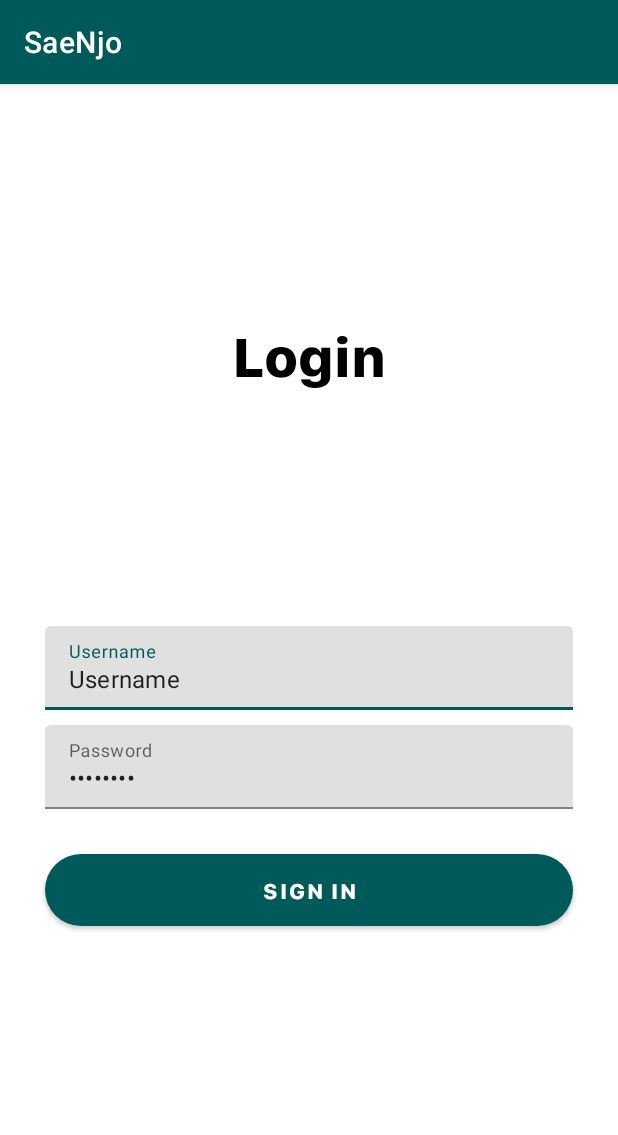
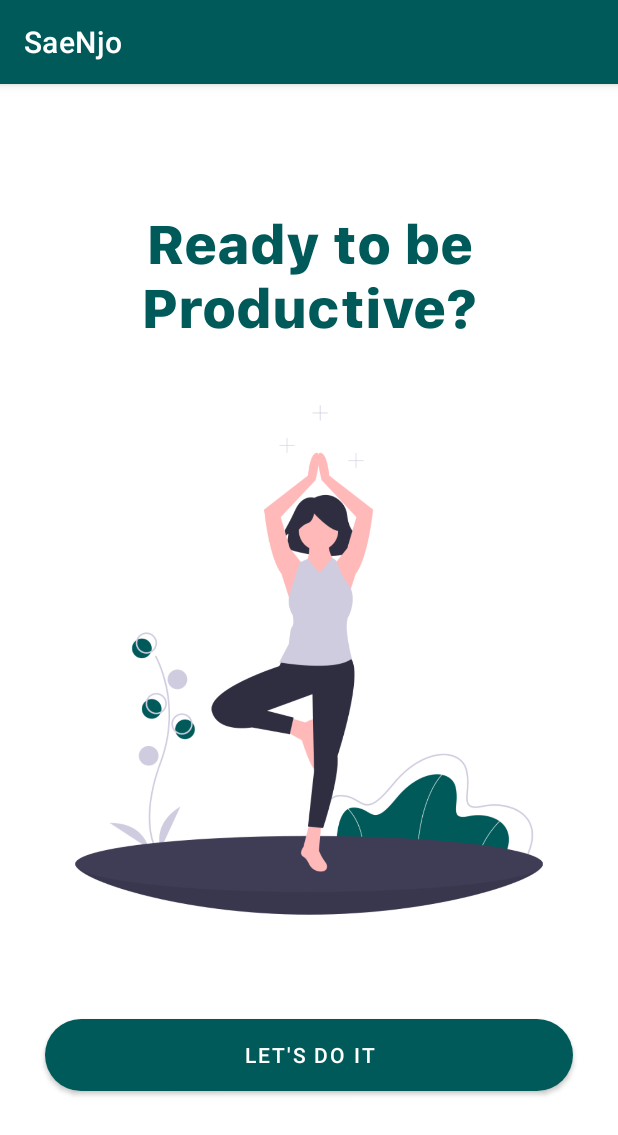
Before and after one commit to xxsimpnation/SaeNjo, an Android app: the screen it shows after launch (MainActivity), on a phone screen of 412 x 824 dp. Shown: the top 1135 px of the screen. Run offline under Robolectric (Android 15) with nearby library versions, the phone set to English and light mode, and no system bars.

Commit message:
page 1_complete

```diff
--- a/app/src/main/res/layout/activity_main.xml
+++ b/app/src/main/res/layout/activity_main.xml
@@ -7,75 +7,51 @@
     tools:context=".MainActivity">
 
     <TextView
-        android:layout_width="wrap_content"
-        android:text="Login"
-        app:layout_constraintTop_toTopOf="parent"
-        app:layout_constraintBottom_toTopOf="@+id/tvUsername"
+        android:id="@+id/textView"
+        android:layout_width="match_parent"
+        android:layout_height="wrap_content"
+        android:layout_marginTop="80dp"
+        android:fontFamily="@font/sfpro_heavy"
+        android:gravity="center_horizontal"
+        android:text="Ready to be Productive?"
+        android:textColor="@color/green_500"
+        android:textSize="36sp"
+        android:textStyle="bold"
+        app:layout_constraintEnd_toEndOf="parent"
         app:layout_constraintStart_toStartOf="parent"
-        android:textSize="36sp"
-        android:textColor="#000"
-        android:textStyle="bold"
-        android:fontFamily="@font/sfpro_heavy"
+        app:layout_constraintTop_toTopOf="parent" />
+
+    <ImageView
+        android:id="@+id/landing_image"
+        android:layout_width="match_parent"
+        android:layout_height="match_parent"
+        android:src="@drawable/landing_page"
         app:layout_constraintEnd_toEndOf="parent"
-        android:layout_height="wrap_content"/>
-
-    <com.google.android.material.textfield.TextInputLayout
-        android:id="@+id/tvUsername"
-        android:layout_width="match_parent"
-        app:layout_constraintTop_toTopOf="parent"
-        android:layout_marginStart="30dp"
-        android:layout_marginEnd="30dp"
-        app:layout_constraintBottom_toBottomOf="parent"
-        app:layout_constraintStart_toStartOf="parent"
-        app:layout_constraintEnd_toEndOf="parent"
-        android:layout_marginTop="10dp"
-        android:layout_height="wrap_content">
-
-        <EditText
-            android:id="@+id/edUsername"
-            android:text="Username"
-            android:layout_width="match_parent"
-            android:layout_height="wrap_content"
-            android:hint="Username"
-            android:autofillHints="">
-
-        </EditText>
-    </com.google.android.material.textfield.TextInputLayout>
-
-    <com.google.android.material.textfield.TextInputLayout
-        android:id="@+id/tvPassword"
-        android:layout_width="match_parent"
-        android:layout_marginStart="30dp"
-        android:layout_marginEnd="30dp"
-        app:layout_constraintStart_toStartOf="parent"
-        android:layout_marginTop="10dp"
-        app:layout_constraintEnd_toEndOf="parent"
-        app:layout_constraintTop_toBottomOf="@+id/tvUsername"
-        android:layout_height="wrap_content">
-
-        <EditText
-            android:id="@+id/edPassword"
-            android:text="Password"
-            android:layout_width="match_parent"
-            android:layout_height="wrap_content"
-            android:inputType="textPassword"
-            android:hint="Password">
-
-        </EditText>
-    </com.google.android.material.textfield.TextInputLayout>
+        app:layout_constraintStart_toStartOf="parent"/>
 
     <Button
         android:layout_width="match_parent"
-        android:text="Sign in"
-        app:layout_constraintEnd_toEndOf="parent"
+        android:layout_height="wrap_content"
         android:layout_marginStart="30dp"
         android:layout_marginEnd="30dp"
-        android:layout_marginTop="30dp"
         android:background="@drawable/button_custom"
-        android:fontFamily="@font/sfpro_heavy"
-        android:textColor="#fff"
-        app:layout_constraintTop_toBottomOf="@+id/tvPassword"
-        android:layout_height="wrap_content"
-        />
+        android:layout_marginTop="450dp"
+        android:text="Let's do it"
+        app:layout_constraintTop_toBottomOf="@id/textView"
+        app:layout_constraintEnd_toStartOf="parent" />
+
+    <!--    <Button-->
+<!--        android:layout_width="match_parent"-->
+<!--        android:text="Sign in"-->
+<!--        app:layout_constraintEnd_toEndOf="parent"-->
+<!--        android:layout_marginStart="30dp"-->
+<!--        android:layout_marginEnd="30dp"-->
+<!--        android:layout_marginTop="30dp"-->
+<!--        android:background="@drawable/button_custom"-->
+<!--        android:fontFamily="@font/sfpro_heavy"-->
+<!--        android:textColor="#fff"-->
+<!--        android:layout_height="wrap_content" />-->
+
+
 
 </androidx.constraintlayout.widget.ConstraintLayout>
```
Also changed, not shown: app/src/main/res/drawable/landing_page.png (added), app/src/main/res/drawable/minum.png (added), app/src/main/res/drawable/notif.png (added), app/src/main/res/drawable/tidur.png (added), app/src/main/res/page_awal/page awal.png (added).
